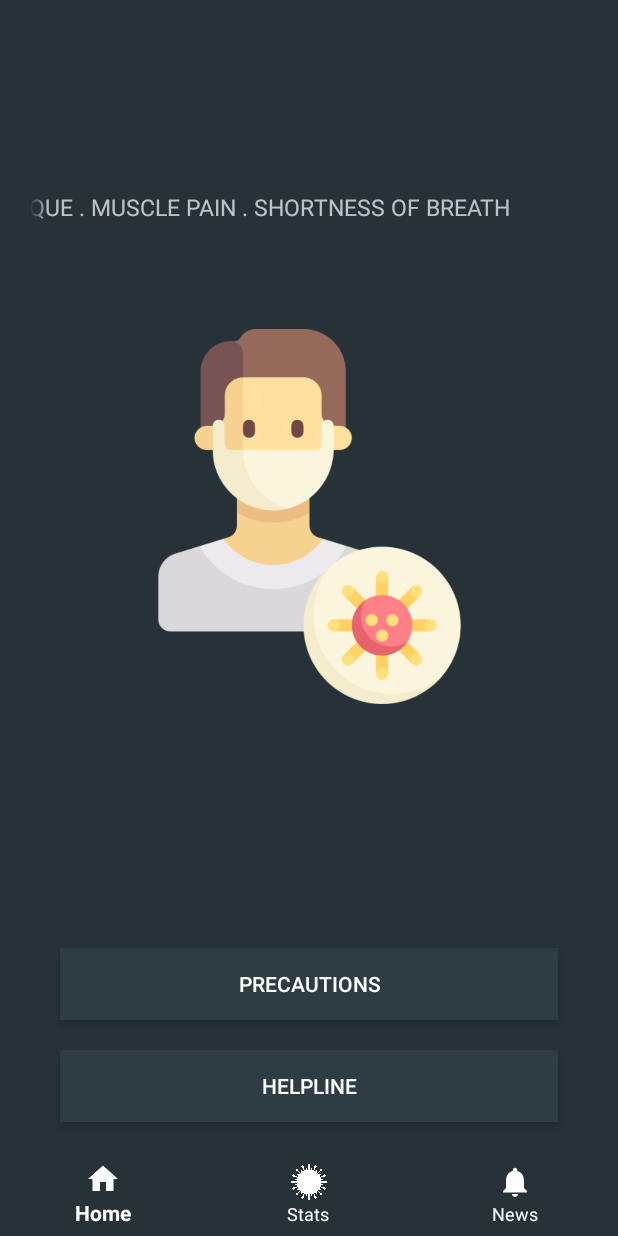
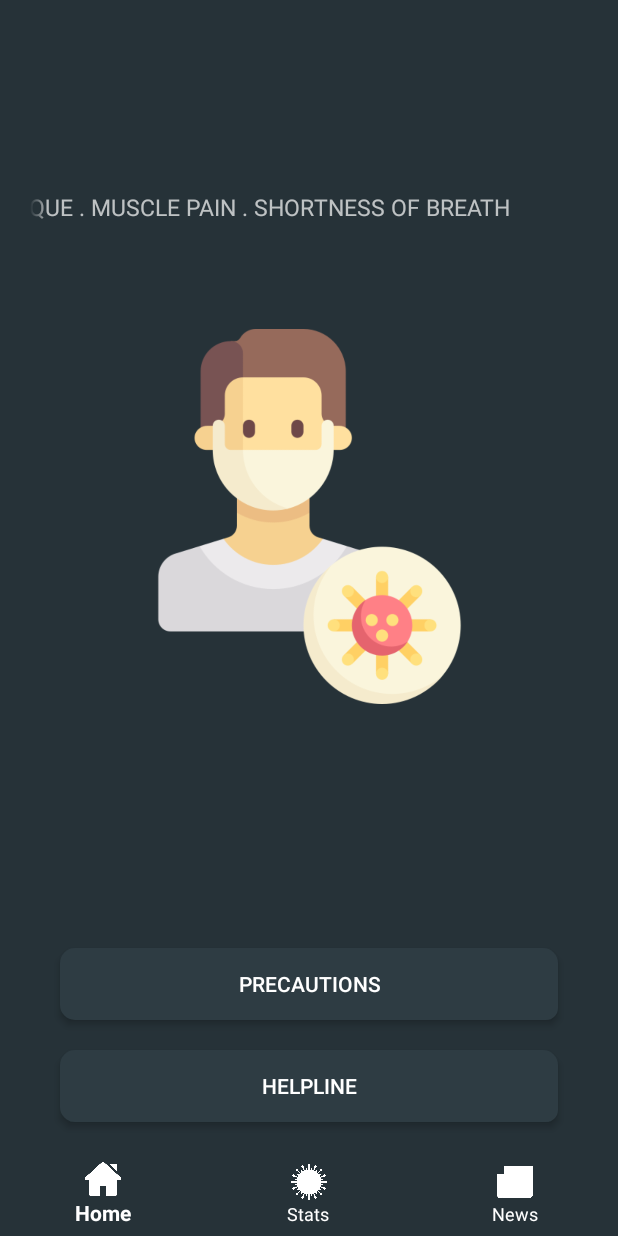
Before and after one commit to opensource254/Covid19-Tracker-App-kenya, an Android app: the screen it shows after launch (MainActivity), on a phone screen of 412 x 824 dp. Run offline under Robolectric (Android 15) with nearby library versions, the phone set to English and light mode, and no system bars; our stand-ins replace navigation-ui; Roboto replaces fonts that are not available here.

Commit message:
added navigation bar color

```diff
--- /dev/null
+++ b/app/src/main/res/drawable/roundbutton.xml
@@ -0,0 +1,9 @@
+<?xml version="1.0" encoding="utf-8"?>
+<shape xmlns:android="http://schemas.android.com/apk/res/android"
+    android:shape="rectangle">
+    <solid android:color="@color/colorPrimaryDark" />
+    <corners android:bottomRightRadius="8dp"
+        android:bottomLeftRadius="10dp"
+        android:topRightRadius="10dp"
+        android:topLeftRadius="10dp"/>
+</shape>
--- a/app/src/main/res/layout/activity_main.xml
+++ b/app/src/main/res/layout/activity_main.xml
@@ -16,7 +16,7 @@
         android:layout_height="wrap_content"
         android:layout_marginLeft="40dp"
         android:layout_marginRight="40dp"
-        android:background="@color/colorPrimaryDark"
+        android:background="@drawable/roundbutton"
         android:drawablePadding="5dp"
         android:elevation="1dp"
         android:foreground="?android:attr/selectableItemBackground"
@@ -38,7 +38,7 @@
         android:layout_height="wrap_content"
         android:layout_marginLeft="40dp"
         android:layout_marginRight="40dp"
-        android:background="@color/colorPrimaryDark"
+        android:background="@drawable/roundbutton"
         android:drawablePadding="5dp"
         android:elevation="1dp"
         android:foreground="?android:attr/selectableItemBackground"
--- a/app/src/main/res/menu/bottom_nav_menu.xml
+++ b/app/src/main/res/menu/bottom_nav_menu.xml
@@ -3,7 +3,7 @@
 
     <item
         android:id="@+id/navigation_home"
-        android:icon="@drawable/ic_home_black_24dp"
+        android:icon="@drawable/home"
         android:title="@string/title_home" />
 
     <item
@@ -13,7 +13,7 @@
 
     <item
         android:id="@+id/navigation_news"
-        android:icon="@drawable/ic_notifications_black_24dp"
+        android:icon="@drawable/news"
         android:title="@string/title_News" />
 
 </menu>
--- a/app/src/main/res/values/styles.xml
+++ b/app/src/main/res/values/styles.xml
@@ -7,6 +7,8 @@
         <item name="colorPrimary">@color/colorPrimary</item>
         <item name="colorPrimaryDark">@color/colorPrimaryDark</item>
         <item name="colorAccent">@color/colorAccent</item>
+        <item name="android:navigationBarColor">@color/colorPrimaryDark</item>
+
     </style>
 
 
```
Also changed, not shown: app/src/main/res/drawable/home.png (added), app/src/main/res/drawable/news.png (added).
